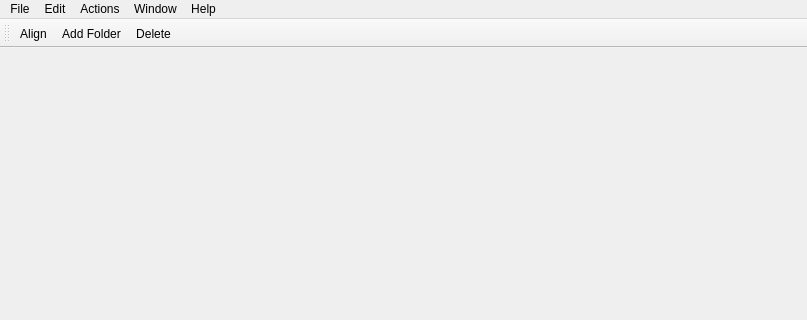
Before: the Qt Designer form sherlock/ui/sherlock.ui in beowulfey/pylinnaeo, drawn with Qt 5; both pictures show x 0 to 807 and y 0 to 320 of the 807 by 636 pixel window.
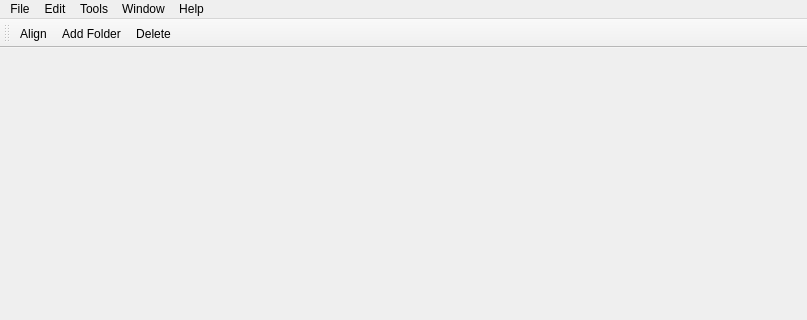
After: the same form once the commit is applied.

The edit to the form file:
```diff
--- a/sherlock/ui/sherlock.ui
+++ b/sherlock/ui/sherlock.ui
@@ -142,7 +142,7 @@
    </widget>
    <widget class="QMenu" name="menuActions">
     <property name="title">
-     <string>Actions</string>
+     <string>Tools</string>
     </property>
     <addaction name="actionAlign"/>
     <addaction name="actionNewFolder"/>
```
Left out of the diff: 16 changed lines with no effect on the pictures.
